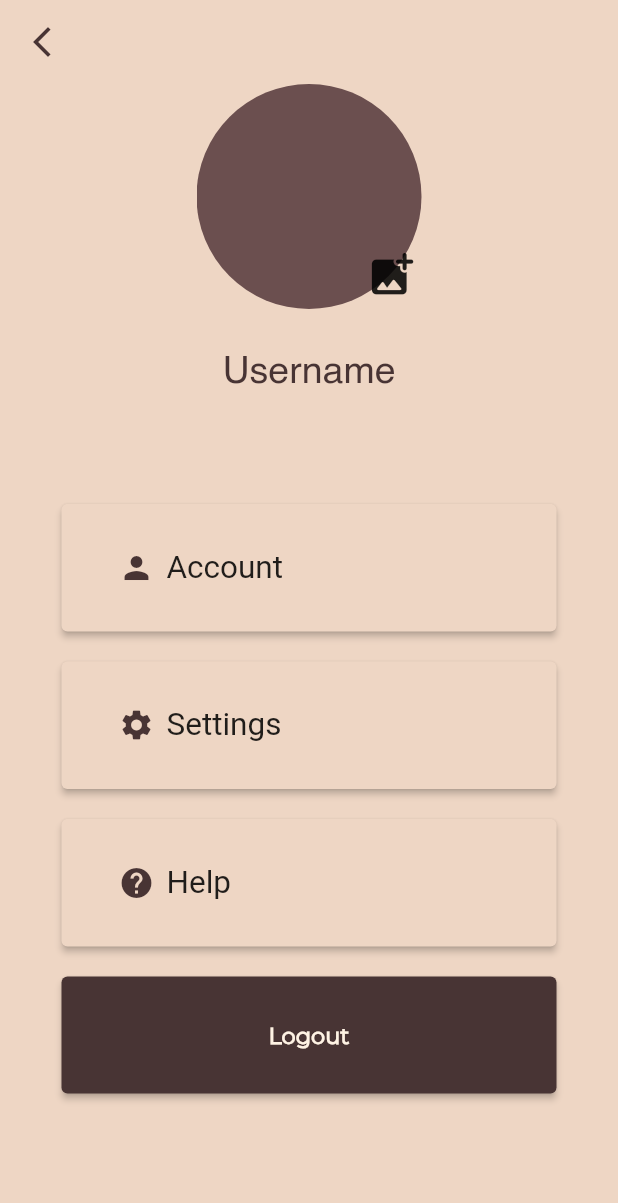
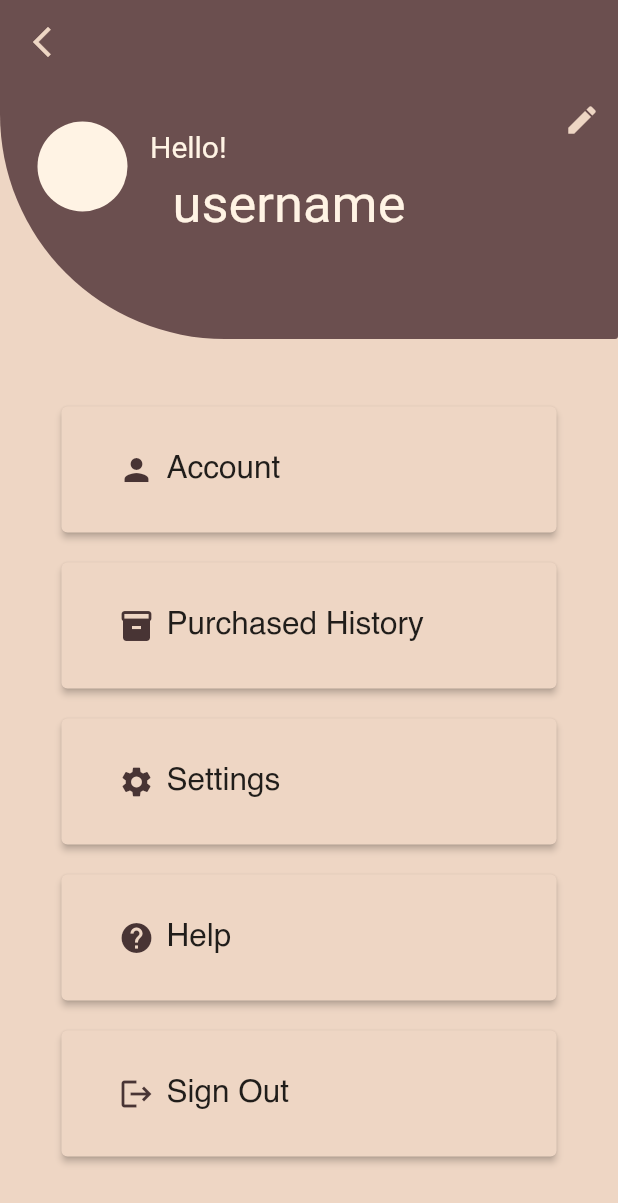
Before and after one commit to justuniace/Cafe-Mobile-App, a Flutter app: the Profile screen opened directly, on a phone screen of 412 x 824 dp. Shown: the top 1203 px of the screen. Run offline on Flutter 3.47's test engine with Material 2 defaults, Android fonts, the phone set to English and light mode, and no system bars; our stand-ins replace firebase_auth, firebase_core, google_sign_in, lottie; missing offline and left inert: dart:js; accounts and stored records are empty; Roboto replaces fonts that are missing (Helevetica, Helvetica.ttf, Montserrat-Medium).

Commit message:
just saving cause my vscode is crashing wews

```diff
--- a/lib/main.dart
+++ b/lib/main.dart
@@ -42,7 +42,7 @@ void main() async {
       ),
       title: 'CupFé',
       debugShowCheckedModeBanner: false,
-      initialRoute: '/',
+      initialRoute: '/main',
       routes: {
         '/': (context) => const AuthenticationWrapper(),
         '/main': (context) => const MainPage(),
--- a/lib/screens/profile/components.dart
+++ b/lib/screens/profile/components.dart
@@ -1,62 +1,90 @@
-import 'dart:html';
-
 import 'package:coffee_app/components/colors.dart';
+import 'package:coffee_app/screens/profile/edit-profile/edit.dart';
 import 'package:flutter/material.dart';
 import 'package:provider/provider.dart';
 
 import '../../services/auth.dart';
 
-class profileComponents extends StatefulWidget {
-  const profileComponents({Key? key}) : super(key: key);
+class ProfileComponents extends StatefulWidget {
+  const ProfileComponents({Key? key}) : super(key: key);
 
   @override
-  State<profileComponents> createState() => _profileComponentsState();
+  State<ProfileComponents> createState() => _ProfileComponentsState();
 }
 
-class _profileComponentsState extends State<profileComponents> {
+class _ProfileComponentsState extends State<ProfileComponents> {
   @override
   Widget build(BuildContext context) {
     return Column(
       children: [
+        Stack(children: [
           SizedBox(
-          height: 150,
-          width: 150,
+            child: Container(
+              width: double.infinity,
+              height: 170,
+              decoration: BoxDecoration(
+                color: AppColor.darkLightColor,
+                borderRadius: BorderRadius.only(
+                    bottomLeft: Radius.circular(150),
+                    bottomRight: Radius.circular(2)),
+              ),
+              child: SizedBox(
+                width: 50,
+                height: 40,
                 child: Stack(
-            fit: StackFit.expand,
                   children: [
-              CircleAvatar(
-                //just for the mean time
-                backgroundColor: AppColor.darkLightColor,
+                    Padding(
+                      padding: const EdgeInsets.all(25.0),
+                      child: CircleAvatar(
+                        maxRadius: 30.0,
+                        backgroundColor: AppColor.lightColor,
                       ),
-              Positioned(
-                right: -3,
-                bottom: 0,
+                    ),
+                    Padding(
+                      padding: const EdgeInsets.fromLTRB(100, 30, 10, 0),
                       child: SizedBox(
-                  height: 46,
-                  width: 46,
-                  child: Icon(
-                    Icons.add_photo_alternate_rounded,
-                    size: 35,
+                        child: Text(
+                          "Hello!",
+                          textAlign: TextAlign.center,
+                          style: TextStyle(
+                              fontFamily: "Montserrat-Medium",
+                              fontSize: 20,
+                              color: AppColor.lightColor),
                         ),
+                      ),
+                    ),
+                    Padding(
+                      padding: const EdgeInsets.fromLTRB(115, 60, 0, 0),
+                      child: SizedBox(
+                        child: Text(
+                          "username",
+                          style: TextStyle(
+                            color: AppColor.lightColor,
+                            fontFamily: "Helevetica",
+                            fontSize: 35,
+                          ),
+                        ),
+                      ),
+                    ),
+                    Align(
+                      alignment: Alignment.topRight,
+                      child: IconButton(
+                        icon: Icon(Icons.create),
+                        color: AppColor.lightBrownColor,
+                        onPressed: () {
+                          Navigator.push(
+                              context,
+                              MaterialPageRoute(
+                                  builder: (context) => const editProfile()));
+                        },
                       ),
                     ),
                   ],
                 ),
               ),
-        Padding(
-          padding: const EdgeInsets.all(30.0),
-          child: Column(
-            children: [
-              Text(
-                "Username",
-                style: TextStyle(
-                  color: AppColor.darkColor,
-                  fontSize: 25,
             ),
           ),
-            ],
-          ),
-        ),
+        ]),
         SizedBox(height: 45),
         SizedBox(
           child: Align(
@@ -81,7 +109,38 @@ class _profileComponentsState extends State<profileComponents> {
                   "Account",
                   style: DefaultTextStyle.of(context).style.apply(
                         fontSizeFactor: 1.5,
-                        fontFamily: 'Helvetica.ttf',
+                        decorationColor: AppColor.darkColor,
+                      ),
+                ),
+              ]),
+            ),
+          ),
+        ),
+        SizedBox(height: 20),
+        SizedBox(
+          child: Align(
+            alignment: Alignment.center,
+            child: TextButton(
+              onPressed: () {},
+              style: TextButton.styleFrom(
+                fixedSize: Size.fromWidth(330),
+                padding: EdgeInsets.all(30),
+                backgroundColor: AppColor.lightBrownColor,
+                elevation: 2,
+              ),
+              child: Row(children: [
+                SizedBox(
+                  width: 40,
+                  child: Icon(
+                    Icons.inventory,
+                    color: AppColor.darkColor,
+                  ),
+                ),
+                Text(
+                  "Purchased History",
+                  style: DefaultTextStyle.of(context).style.apply(
+                        fontSizeFactor: 1.5,
+                        fontFamily: 'Helvetica',
                         decorationColor: AppColor.darkColor,
                       ),
                 ),
@@ -113,7 +172,7 @@ class _profileComponentsState extends State<profileComponents> {
                   "Settings",
                   style: DefaultTextStyle.of(context).style.apply(
                         fontSizeFactor: 1.5,
-                        fontFamily: 'Helvetica.ttf',
+                        fontFamily: 'Helvetica',
                         decorationColor: AppColor.darkColor,
                       ),
                 ),
@@ -145,7 +204,7 @@ class _profileComponentsState extends State<profileComponents> {
                   "Help",
                   style: DefaultTextStyle.of(context).style.apply(
                         fontSizeFactor: 1.5,
-                        fontFamily: 'Helvetica.ttf',
+                        fontFamily: 'Helvetica',
                         decorationColor: AppColor.darkColor,
                       ),
                 ),
@@ -164,16 +223,26 @@ class _profileComponentsState extends State<profileComponents> {
               style: TextButton.styleFrom(
                 fixedSize: Size.fromWidth(330),
                 padding: EdgeInsets.all(30),
-                backgroundColor: AppColor.darkColor,
+                backgroundColor: AppColor.lightBrownColor,
                 elevation: 2,
               ),
-              child: Text(
-                "Logout",
-                style: TextStyle(
-                  color: AppColor.lightColor,
-                  fontSize: 15,
+              child: Row(children: [
+                SizedBox(
+                  width: 40,
+                  child: Icon(
+                    Icons.logout,
+                    color: AppColor.darkColor,
                   ),
                 ),
+                Text(
+                  "Sign Out",
+                  style: DefaultTextStyle.of(context).style.apply(
+                        fontSizeFactor: 1.5,
+                        fontFamily: 'Helvetica',
+                        decorationColor: AppColor.darkColor,
+                      ),
+                ),
+              ]),
             ),
           ),
         ),
--- a/lib/screens/profile/profile.dart
+++ b/lib/screens/profile/profile.dart
@@ -15,17 +15,17 @@ class _ProfileState extends State<Profile> {
     return Scaffold(
       backgroundColor: AppColor.lightBrownColor,
       appBar: AppBar(
-        backgroundColor: AppColor.lightBrownColor,
+        backgroundColor: AppColor.darkLightColor,
         elevation: 0,
         leading: IconButton(
           onPressed: () {
             Navigator.pushNamed(context, "/");
           },
-          color: AppColor.darkColor,
+          color: AppColor.lightBrownColor,
           icon: Icon(Icons.arrow_back_ios_new),
         ),
       ),
-      body: profileComponents(),
+      body: ProfileComponents(),
     );
   }
 }
```
Also changed, not shown: lib/screens/login/login.dart (+3 -8 lines), lib/screens/profile/edit-profile/components.dart (added, +251 -0 lines), lib/screens/profile/edit-profile/edit.dart (added, +34 -0 lines). Lines whose indentation alone changed are shown as unchanged.
